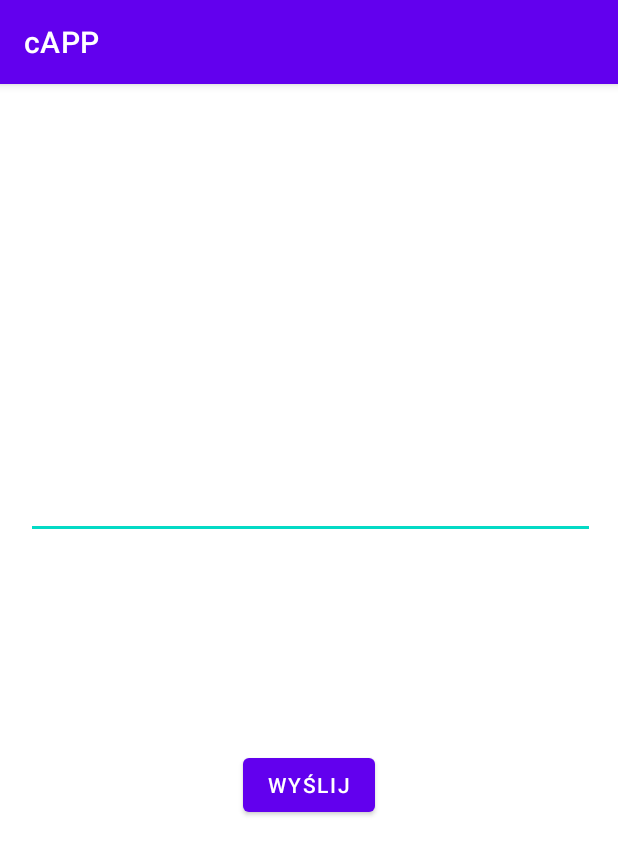
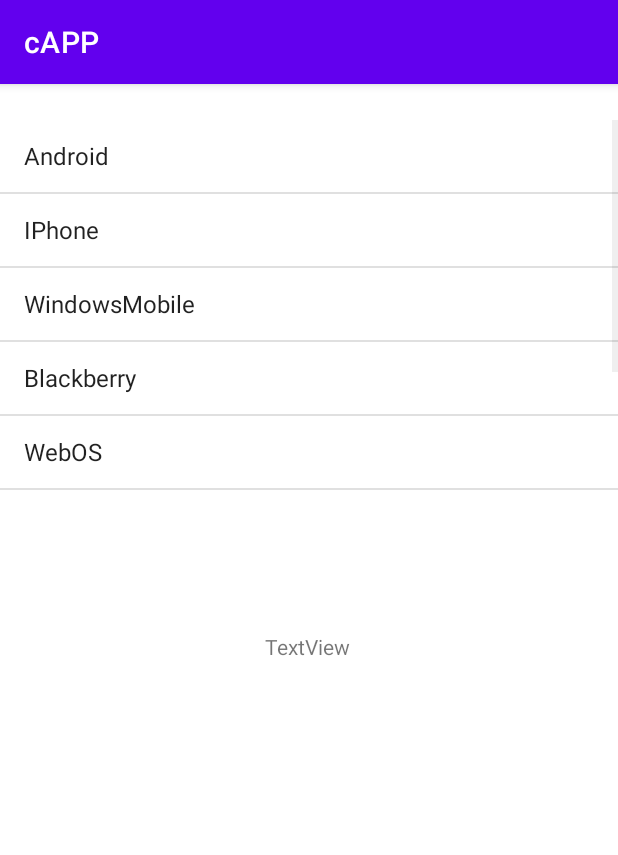
Before and after one commit to ValadaRP/Pwsteprojekt1, an Android app: the Wiadomosci screen opened directly, with no data from a screen before it, on a phone screen of 412 x 824 dp. Shown: the top 855 px of the screen. Run offline under Robolectric (Android 15) with nearby library versions, the phone set to English and light mode, and no system bars.

Commit message:
Wiadomosci dodanie listy

```diff
--- a/app/src/main/java/com/example/pwsteprojekt/Wiadomosci.java
+++ b/app/src/main/java/com/example/pwsteprojekt/Wiadomosci.java
@@ -3,20 +3,36 @@ package com.example.pwsteprojekt;
 import androidx.appcompat.app.AppCompatActivity;
 
 import android.os.Bundle;
+import android.view.View;
+import android.widget.AdapterView;
+import android.widget.ArrayAdapter;
 import android.widget.Button;
 import android.widget.EditText;
+import android.widget.ListView;
+import android.widget.TextView;
 
 public class Wiadomosci extends AppCompatActivity {
 
-    private Button wyslijButton;
-    private EditText editTextMessage;
+    private ListView list;
+    private ArrayAdapter<String> adapter;
+    private TextView infoW;
 
     @Override
     protected void onCreate(Bundle savedInstanceState) {
         super.onCreate(savedInstanceState);
         setContentView(R.layout.activity_wiadomosci);
-        wyslijButton = findViewById(R.id.wyslijButton);
-        editTextMessage = findViewById(R.id.editTextMessage);
+
+        list = (ListView) findViewById(R.id.list);
+        infoW = findViewById(R.id.infoW);
+        String[] mobileArray = {"Android","IPhone","WindowsMobile","Blackberry","WebOS","Ubuntu","Windows7","Max OS X"};
+        String[] wiadomosci = {};
+        adapter = new ArrayAdapter<String>(this, android.R.layout.simple_list_item_1,mobileArray);
+        list.setAdapter(adapter);
+        list.setOnItemClickListener(this::onItemClick);
 
     }
+    public void onItemClick(AdapterView<?> parent, View view, int position, long id){
+        String wiadomosc = list.getItemAtPosition(position).toString();
+        infoW.setText(wiadomosc);
+    }
 }
--- a/app/src/main/res/layout/activity_wiadomosci.xml
+++ b/app/src/main/res/layout/activity_wiadomosci.xml
@@ -6,29 +6,24 @@
     android:layout_height="match_parent"
     tools:context=".Wiadomosci">
 
-    <EditText
-        android:id="@+id/editTextMessage"
-        android:layout_width="379dp"
-        android:layout_height="280dp"
-        android:layout_marginStart="26dp"
-        android:layout_marginTop="23dp"
-        android:layout_marginEnd="24dp"
-        android:ems="10"
-        android:gravity="start|top"
-        android:inputType="textMultiLine"
-        app:layout_constraintEnd_toEndOf="parent"
-        app:layout_constraintStart_toStartOf="parent"
-        app:layout_constraintTop_toTopOf="parent"
-        tools:ignore="SpeakableTextPresentCheck"
-        android:autofillHints="" />
-
-    <Button
-        android:id="@+id/wyslijButton"
+    <TextView
+        android:id="@+id/infoW"
         android:layout_width="wrap_content"
         android:layout_height="wrap_content"
-        android:layout_marginTop="140dp"
-        android:text="@string/but_wiadomosc_wyslij"
+        android:layout_marginTop="84dp"
+        android:text="TextView"
         app:layout_constraintEnd_toEndOf="parent"
+        app:layout_constraintHorizontal_bias="0.498"
         app:layout_constraintStart_toStartOf="parent"
-        app:layout_constraintTop_toBottomOf="@+id/editTextMessage" />
+        app:layout_constraintTop_toBottomOf="@+id/list" />
+
+    <ListView
+        android:id="@+id/list"
+        android:layout_width="0dp"
+        android:layout_height="257dp"
+        android:layout_marginTop="24dp"
+        app:layout_constraintEnd_toEndOf="parent"
+        app:layout_constraintHorizontal_bias="0.0"
+        app:layout_constraintStart_toStartOf="parent"
+        app:layout_constraintTop_toTopOf="parent" />
 </androidx.constraintlayout.widget.ConstraintLayout>
```
